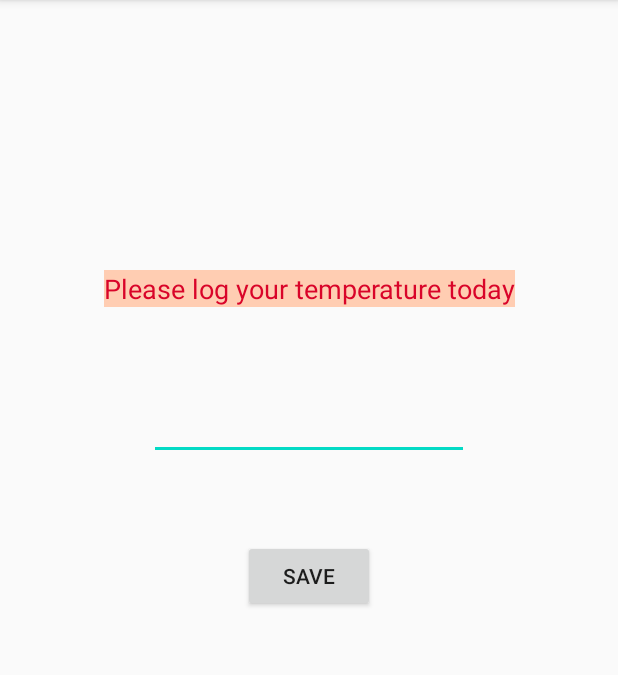
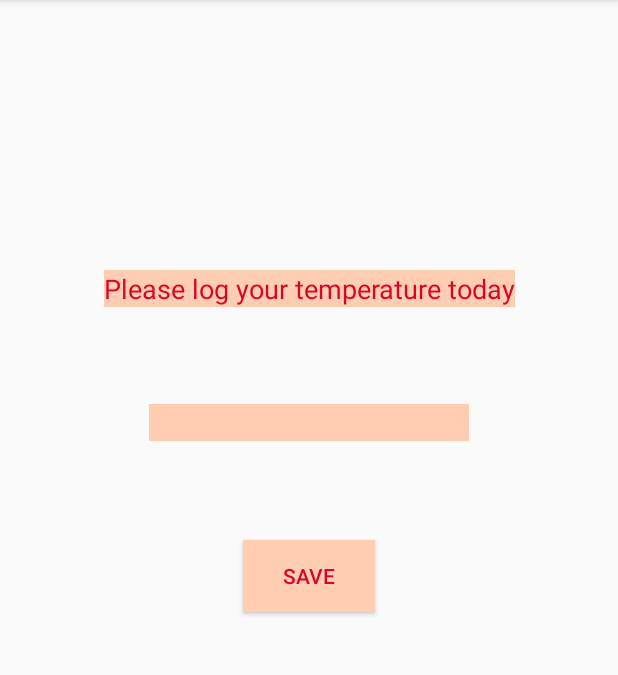
Before and after one commit to Sou-KIKUCHI/BT_Tracker7, an Android app: the LogActivity screen opened directly, with no data from a screen before it, on a phone screen of 412 x 824 dp, the part 84-759 px from its top. Run offline under Robolectric (Android 15) with nearby library versions, the phone set to English and light mode, and no system bars.

Commit message:
Homework 6.1: re-styled up LogActivity

```diff
--- a/app/src/main/java/com/example/bt_tracker7/LogActivity.java
+++ b/app/src/main/java/com/example/bt_tracker7/LogActivity.java
@@ -3,6 +3,7 @@ package com.example.bt_tracker7;
 import androidx.appcompat.app.AppCompatActivity;
 
 import android.os.Bundle;
+import android.view.View;
 
 public class LogActivity extends AppCompatActivity {
 
--- a/app/src/main/res/layout/activity_log.xml
+++ b/app/src/main/res/layout/activity_log.xml
@@ -24,18 +24,23 @@
         android:id="@+id/LogSaveButton"
         android:layout_width="wrap_content"
         android:layout_height="wrap_content"
+        android:background="#ffcdb2"
         android:text="@string/save"
+        android:textColor="#d90429"
         app:layout_constraintBottom_toBottomOf="parent"
         app:layout_constraintEnd_toEndOf="parent"
         app:layout_constraintStart_toStartOf="parent"
-        app:layout_constraintTop_toTopOf="parent" />
+        app:layout_constraintTop_toTopOf="parent"
+        tools:ignore="OnClick" />
 
     <EditText
         android:id="@+id/LogInputData"
         android:layout_width="wrap_content"
         android:layout_height="wrap_content"
+        android:background="#ffcdb2"
         android:ems="10"
         android:inputType="numberDecimal"
+        android:textColor="#d90429"
         app:layout_constraintBottom_toBottomOf="parent"
         app:layout_constraintEnd_toEndOf="parent"
         app:layout_constraintStart_toStartOf="parent"
```
